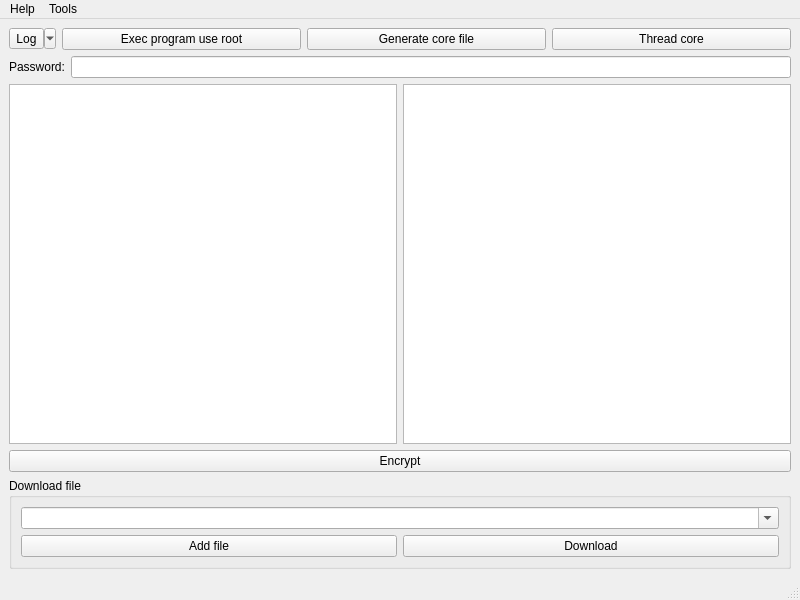
The window that App/MainWindow.ui (KangLin/RabbitCommon) describes before a commit, drawn with Qt 5.
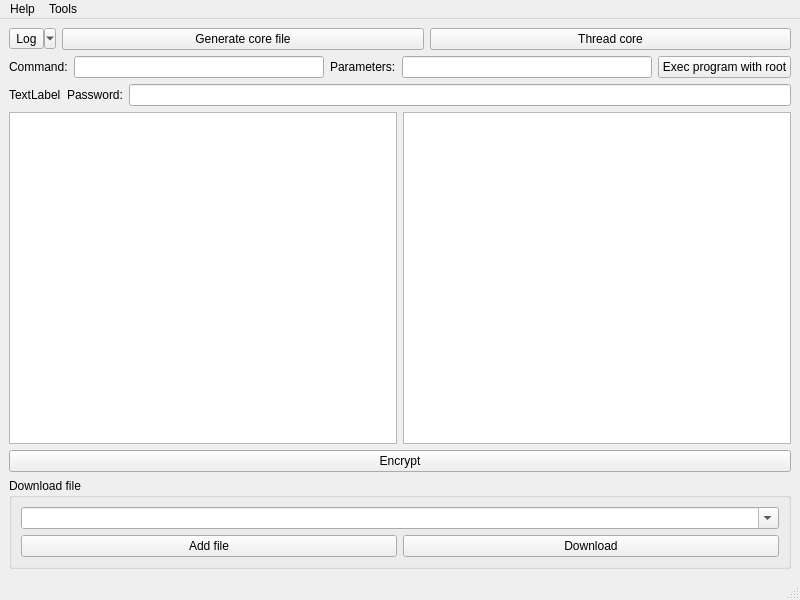
The same window after the commit. Icons and pictures are not drawn.

Commit message: App: modify exec with root

```diff
--- a/App/MainWindow.ui
+++ b/App/MainWindow.ui
@@ -17,52 +17,83 @@
    <layout class="QGridLayout" name="gridLayout_3">
     <item row="0" column="0">
      <layout class="QGridLayout" name="gridLayout_2">
+      <item row="0" column="1">
+       <widget class="QPushButton" name="pbGenerateCoreFile">
+        <property name="text">
+         <string>Generate core file</string>
+        </property>
+       </widget>
+      </item>
+      <item row="0" column="2">
+       <widget class="QPushButton" name="pbThreadCore">
+        <property name="text">
+         <string>Thread core</string>
+        </property>
+       </widget>
+      </item>
       <item row="0" column="0">
        <widget class="QToolButton" name="tbLog">
         <property name="text">
          <string>Log</string>
         </property>
         <property name="popupMode">
-         <enum>QToolButton::ToolButtonPopupMode::MenuButtonPopup</enum>
+         <enum>QToolButton::MenuButtonPopup</enum>
         </property>
         <property name="toolButtonStyle">
-         <enum>Qt::ToolButtonStyle::ToolButtonIconOnly</enum>
+         <enum>Qt::ToolButtonIconOnly</enum>
         </property>
         <property name="autoRaise">
          <bool>false</bool>
         </property>
         <property name="arrowType">
-         <enum>Qt::ArrowType::NoArrow</enum>
-        </property>
-       </widget>
-      </item>
-      <item row="0" column="1">
-       <widget class="QPushButton" name="pushButton">
-        <property name="text">
-         <string>Exec program use root</string>
-        </property>
-       </widget>
-      </item>
-      <item row="0" column="2">
-       <widget class="QPushButton" name="pbGenerateCoreFile">
-        <property name="text">
-         <string>Generate core file</string>
-        </property>
-       </widget>
-      </item>
-      <item row="0" column="3">
-       <widget class="QPushButton" name="pbThreadCore">
-        <property name="text">
-         <string>Thread core</string>
+         <enum>Qt::NoArrow</enum>
         </property>
        </widget>
       </item>
      </layout>
     </item>
     <item row="1" column="0">
+     <layout class="QHBoxLayout" name="horizontalLayout_5">
+      <item>
+       <widget class="QLabel" name="label_2">
+        <property name="text">
+         <string>Command:</string>
+        </property>
+       </widget>
+      </item>
+      <item>
+       <widget class="QLineEdit" name="leCommand"/>
+      </item>
+      <item>
+       <widget class="QLabel" name="label_4">
+        <property name="text">
+         <string>Parameters:</string>
+        </property>
+       </widget>
+      </item>
+      <item>
+       <widget class="QLineEdit" name="lePara"/>
+      </item>
+      <item>
+       <widget class="QPushButton" name="pushButton">
+        <property name="text">
+         <string>Exec program with root</string>
+        </property>
+       </widget>
+      </item>
+     </layout>
+    </item>
+    <item row="2" column="0">
      <layout class="QVBoxLayout" name="verticalLayout">
       <item>
        <layout class="QHBoxLayout" name="horizontalLayout_3">
+        <item>
+         <widget class="QLabel" name="label_3">
+          <property name="text">
+           <string>TextLabel</string>
+          </property>
+         </widget>
+        </item>
         <item>
          <widget class="QLabel" name="label">
           <property name="text">
@@ -98,7 +129,7 @@
       </item>
      </layout>
     </item>
-    <item row="2" column="0">
+    <item row="3" column="0">
      <widget class="QGroupBox" name="groupBox">
       <property name="title">
        <string>Download file</string>
```
The commit also changes 3 other files.
